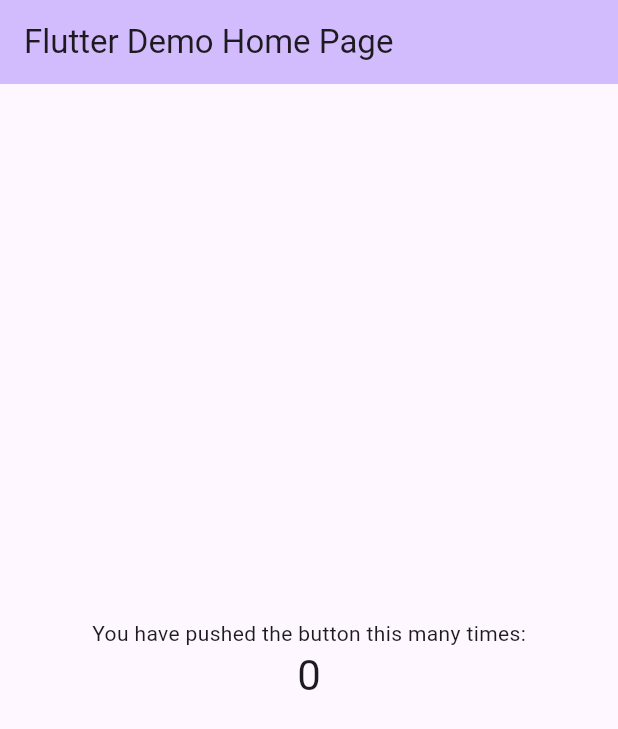
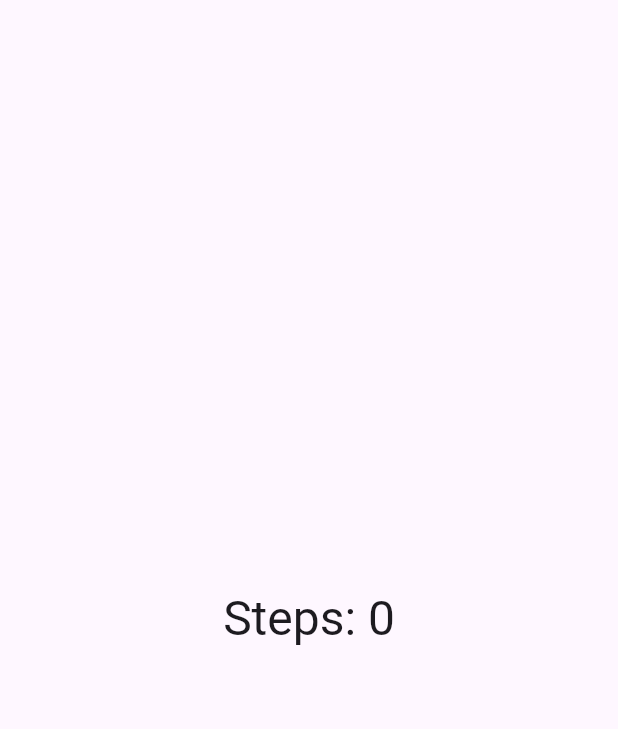
Before and after one commit to Blueberry-team-assignment/daily_pedometer, a Flutter app: the screen it shows after launch, on a phone screen of 412 x 824 dp. Shown: the top 729 px of the screen. Run offline on Flutter 3.47's test engine with Material 3 defaults, Android fonts, the phone set to English and light mode, and no system bars; our stand-ins replace flutter_riverpod, riverpod_annotation, shared_preferences; generated files the repository leaves out were written again.

Commit message:
Feat: steps provider, step notifier 추가

```diff
--- a/lib/main.dart
+++ b/lib/main.dart
@@ -1,10 +1,14 @@
 import 'dart:developer';
 
+import 'package:daily_pedometer/presentation/screens/pedometer_screen.dart';
 import 'package:flutter/material.dart';
 import 'package:flutter/services.dart';
+import 'package:flutter_riverpod/flutter_riverpod.dart';
 
 void main() {
-  runApp(const MyApp());
+  runApp(const ProviderScope(
+    child: MyApp(),
+  ));
 }
 
 class MyApp extends StatelessWidget {
@@ -16,84 +20,11 @@ class MyApp extends StatelessWidget {
     return MaterialApp(
       title: 'Flutter Demo',
       theme: ThemeData(
-        // This is the theme of your application.
-        //
-        // TRY THIS: Try running your application with "flutter run". You'll see
-        // the application has a purple toolbar. Then, without quitting the app,
-        // try changing the seedColor in the colorScheme below to Colors.green
-        // and then invoke "hot reload" (save your changes or press the "hot
-        // reload" button in a Flutter-supported IDE, or press "r" if you used
-        // the command line to start the app).
-        //
-        // Notice that the counter didn't reset back to zero; the application
-        // state is not lost during the reload. To reset the state, use hot
-        // restart instead.
-        //
-        // This works for code too, not just values: Most code changes can be
-        // tested with just a hot reload.
         colorScheme: ColorScheme.fromSeed(seedColor: Colors.deepPurple),
         useMaterial3: true,
       ),
-      home: const MyHomePage(title: 'Flutter Demo Home Page'),
-    );
-  }
-}
-
-class MyHomePage extends StatefulWidget {
-  const MyHomePage({super.key, required this.title});
-
-  // This widget is the home page of your application. It is stateful, meaning
-  // that it has a State object (defined below) that contains fields that affect
-  // how it looks.
-
-  // This class is the configuration for the state. It holds the values (in this
-  // case the title) provided by the parent (in this case the App widget) and
-  // used by the build method of the State. Fields in a Widget subclass are
-  // always marked "final".
-
-  final String title;
-
-  @override
-  State<MyHomePage> createState() => _MyHomePageState();
-}
-
-class _MyHomePageState extends State<MyHomePage> {
-  int _steps = 0;
-  static const EventChannel _stepChannel =
-      EventChannel("com.ejapp.daily_pedometer");
-
-  @override
-  void initState() {
-    super.initState();
-    _stepChannel.receiveBroadcastStream().listen(_eventSteps);
-  }
-
-  void _eventSteps(dynamic steps) async {
-    setState(() {
-      _steps = (steps as int);
-    });
-  }
-
-  @override
-  Widget build(BuildContext context) {
-    return Scaffold(
-      appBar: AppBar(
-        backgroundColor: Theme.of(context).colorScheme.inversePrimary,
-        title: Text(widget.title),
-      ),
-      body: Center(
-        child: Column(
-          mainAxisAlignment: MainAxisAlignment.center,
-          children: <Widget>[
-            const Text(
-              'You have pushed the button this many times:',
-            ),
-            Text(
-              '$_steps',
-              style: Theme.of(context).textTheme.headlineMedium,
-            ),
-          ],
-        ),
+      home: Scaffold(
+        body: PedometerScreen(),
       ),
     );
   }
--- /dev/null
+++ b/lib/presentation/providers/provider.dart
@@ -0,0 +1,8 @@
+import 'dart:developer';
+
+import 'package:flutter/services.dart';
+import 'package:riverpod_annotation/riverpod_annotation.dart';
+import 'package:shared_preferences/shared_preferences.dart';
+
+part 'steps_notifier_provider.dart';
+part 'provider.g.dart';
--- /dev/null
+++ b/lib/presentation/screens/pedometer_screen.dart
@@ -0,0 +1,21 @@
+import 'package:daily_pedometer/presentation/providers/provider.dart';
+import 'package:flutter/material.dart';
+import 'package:flutter_riverpod/flutter_riverpod.dart';
+
+class PedometerScreen extends ConsumerWidget {
+  const PedometerScreen({super.key});
+  @override
+  Widget build(BuildContext context, WidgetRef ref) {
+    final stepsState = ref.watch(stepsNotifierProviderProvider);
+    return Center(
+      child: stepsState.when(
+        data: (steps) => Text(
+          "Steps: $steps",
+          style: Theme.of(context).textTheme.headlineLarge,
+        ),
+        error: (err, _) => Text("$err"),
+        loading: () => CircularProgressIndicator(),
+      ),
+    );
+  }
+}
```
Also changed, not shown: lib/presentation/providers/steps_notifier_provider.dart (added, +45 -0 lines), pubspec.yaml (+34 -42 lines), lib/presentation/providers/provider.g.dart (added), lib/presentation/screens/permission_check_screen.dart (added), lib/presentation/screens/splash_screen.dart (added), lib/presentation/screens/task_result_screen.dart (added), lib/presentation/screens/task_settings_screen.dart (added), lib/presentation/widgets/app_button.dart (added), lib/presentation/widgets/step_indicator.dart (added), pubspec.lock, 3 other files.
